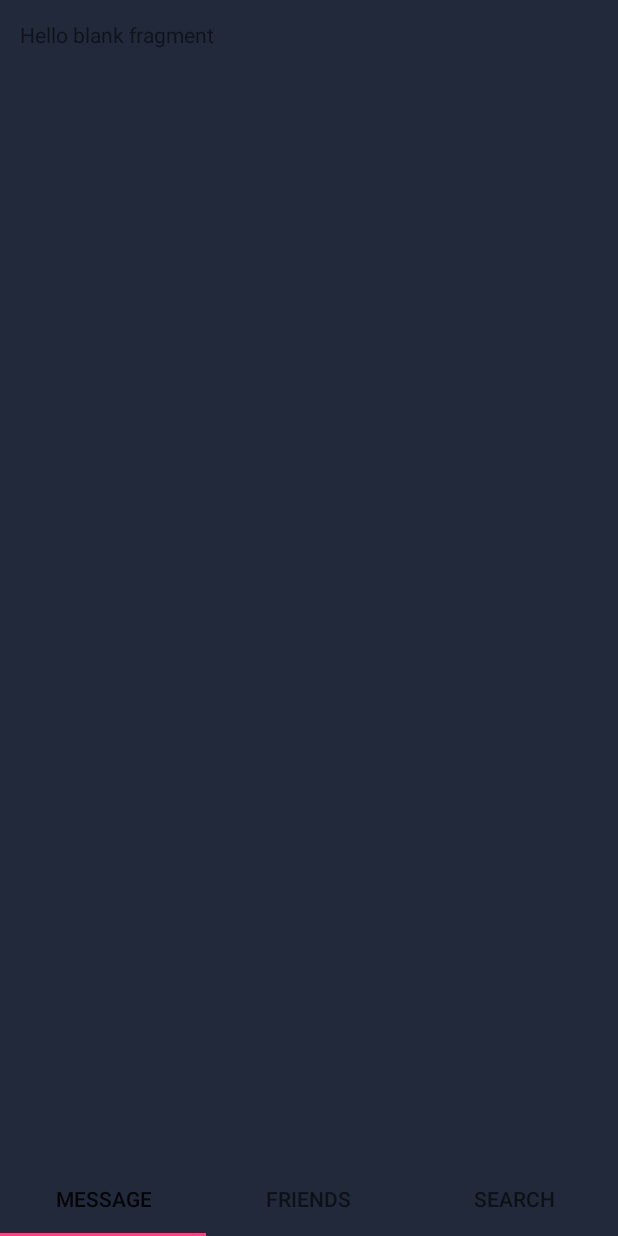
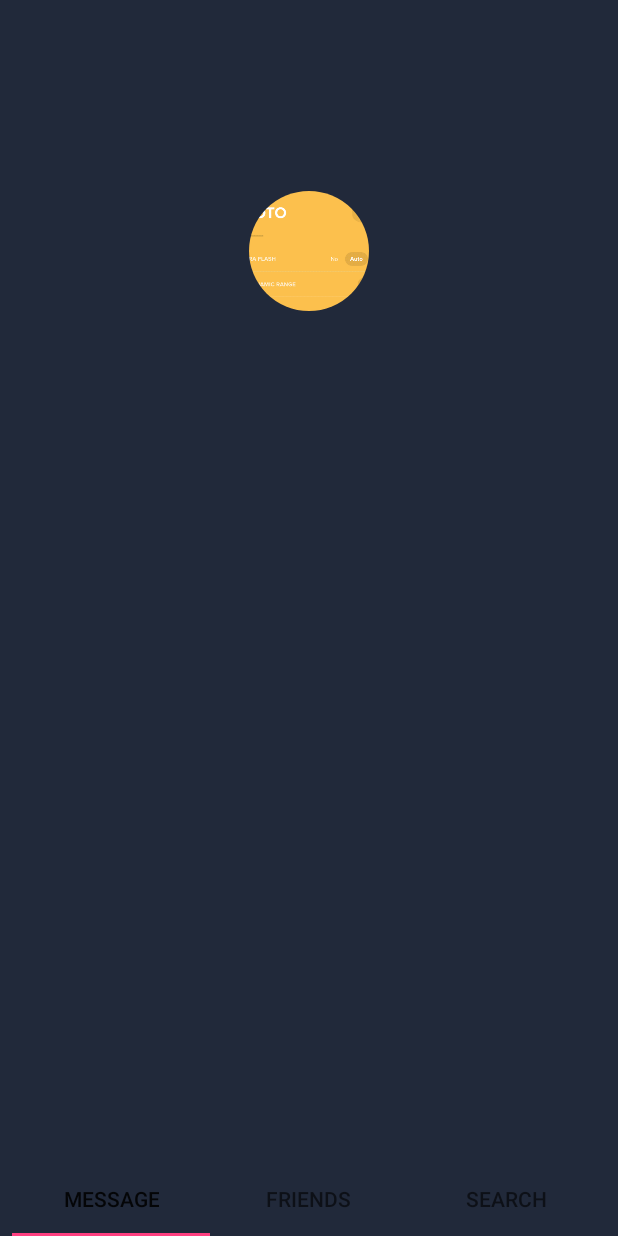
Before and after one commit to LightingContour/OnlyVoice, an Android app: the screen it shows after launch (GuideActivity), on a phone screen of 412 x 824 dp. Run offline under Robolectric (Android 15) with nearby library versions, the phone set to English and light mode, and no system bars; our stand-ins replace CircleImageView; pictures from the network do not load.

Commit message:
OnlyVoice v0.45 增加了CircleImageView 检查了状态栏高度，Fragment中的View不会再重叠在状态了 弃用了GuideFragment，未删除

```diff
--- /dev/null
+++ b/app/src/main/java/com/lightingcontour/onlyvoice/CircleImageView.java
@@ -0,0 +1,439 @@
+package com.lightingcontour.onlyvoice;
+
+/*
+ * Copyright 2014 - 2017 Henning Dodenhof
+ *
+ * Licensed under the Apache License, Version 2.0 (the "License");
+ * you may not use this file except in compliance with the License.
+ * You may obtain a copy of the License at
+ *
+ *     http://www.apache.org/licenses/LICENSE-2.0
+ *
+ * Unless required by applicable law or agreed to in writing, software
+ * distributed under the License is distributed on an "AS IS" BASIS,
+ * WITHOUT WARRANTIES OR CONDITIONS OF ANY KIND, either express or implied.
+ * See the License for the specific language governing permissions and
+ * limitations under the License.
+ */
+
+import android.content.Context;
+import android.content.res.TypedArray;
+import android.graphics.Bitmap;
+import android.graphics.BitmapShader;
+import android.graphics.Canvas;
+import android.graphics.Color;
+import android.graphics.ColorFilter;
+import android.graphics.Matrix;
+import android.graphics.Paint;
+import android.graphics.RectF;
+import android.graphics.Shader;
+import android.graphics.drawable.BitmapDrawable;
+import android.graphics.drawable.ColorDrawable;
+import android.graphics.drawable.Drawable;
+import android.net.Uri;
+import android.support.annotation.ColorInt;
+import android.support.annotation.ColorRes;
+import android.support.annotation.DrawableRes;
+import android.util.AttributeSet;
+import android.widget.ImageView;
+
+public class CircleImageView extends ImageView {
+
+    private static final ScaleType SCALE_TYPE = ScaleType.CENTER_CROP;
+
+    private static final Bitmap.Config BITMAP_CONFIG = Bitmap.Config.ARGB_8888;
+    private static final int COLORDRAWABLE_DIMENSION = 2;
+
+    private static final int DEFAULT_BORDER_WIDTH = 0;
+    private static final int DEFAULT_BORDER_COLOR = Color.BLACK;
+    private static final int DEFAULT_FILL_COLOR = Color.TRANSPARENT;
+    private static final boolean DEFAULT_BORDER_OVERLAY = false;
+
+    private final RectF mDrawableRect = new RectF();
+    private final RectF mBorderRect = new RectF();
+
+    private final Matrix mShaderMatrix = new Matrix();
+    private final Paint mBitmapPaint = new Paint();
+    private final Paint mBorderPaint = new Paint();
+    private final Paint mFillPaint = new Paint();
+
+    private int mBorderColor = DEFAULT_BORDER_COLOR;
+    private int mBorderWidth = DEFAULT_BORDER_WIDTH;
+    private int mFillColor = DEFAULT_FILL_COLOR;
+
+    private Bitmap mBitmap;
+    private BitmapShader mBitmapShader;
+    private int mBitmapWidth;
+    private int mBitmapHeight;
+
+    private float mDrawableRadius;
+    private float mBorderRadius;
+
+    private ColorFilter mColorFilter;
+
+    private boolean mReady;
+    private boolean mSetupPending;
+    private boolean mBorderOverlay;
+    private boolean mDisableCircularTransformation;
+
+    public CircleImageView(Context context) {
+        super(context);
+
+        init();
+    }
+
+    public CircleImageView(Context context, AttributeSet attrs) {
+        this(context, attrs, 0);
+    }
+
+    public CircleImageView(Context context, AttributeSet attrs, int defStyle) {
+        super(context, attrs, defStyle);
+
+        TypedArray a = context.obtainStyledAttributes(attrs, R.styleable.CircleImageView, defStyle, 0);
+
+        mBorderWidth = a.getDimensionPixelSize(R.styleable.CircleImageView_civ_border_width, DEFAULT_BORDER_WIDTH);
+        mBorderColor = a.getColor(R.styleable.CircleImageView_civ_border_color, DEFAULT_BORDER_COLOR);
+        mBorderOverlay = a.getBoolean(R.styleable.CircleImageView_civ_border_overlay, DEFAULT_BORDER_OVERLAY);
+        mFillColor = a.getColor(R.styleable.CircleImageView_civ_fill_color, DEFAULT_FILL_COLOR);
+
+        a.recycle();
+
+        init();
+    }
+
+    private void init() {
+        super.setScaleType(SCALE_TYPE);
+        mReady = true;
+
+        if (mSetupPending) {
+            setup();
+            mSetupPending = false;
+        }
+    }
+
+    @Override
+    public ScaleType getScaleType() {
+        return SCALE_TYPE;
+    }
+
+    @Override
+    public void setScaleType(ScaleType scaleType) {
+        if (scaleType != SCALE_TYPE) {
+            throw new IllegalArgumentException(String.format("ScaleType %s not supported.", scaleType));
+        }
+    }
+
+    @Override
+    public void setAdjustViewBounds(boolean adjustViewBounds) {
+        if (adjustViewBounds) {
+            throw new IllegalArgumentException("adjustViewBounds not supported.");
+        }
+    }
+
+    @Override
+    protected void onDraw(Canvas canvas) {
+        if (mDisableCircularTransformation) {
+            super.onDraw(canvas);
+            return;
+        }
+
+        if (mBitmap == null) {
+            return;
+        }
+
+        if (mFillColor != Color.TRANSPARENT) {
+            canvas.drawCircle(mDrawableRect.centerX(), mDrawableRect.centerY(), mDrawableRadius, mFillPaint);
+        }
+        canvas.drawCircle(mDrawableRect.centerX(), mDrawableRect.centerY(), mDrawableRadius, mBitmapPaint);
+        if (mBorderWidth > 0) {
+            canvas.drawCircle(mBorderRect.centerX(), mBorderRect.centerY(), mBorderRadius, mBorderPaint);
+        }
+    }
+
+    @Override
+    protected void onSizeChanged(int w, int h, int oldw, int oldh) {
+        super.onSizeChanged(w, h, oldw, oldh);
+        setup();
+    }
+
+    @Override
+    public void setPadding(int left, int top, int right, int bottom) {
+        super.setPadding(left, top, right, bottom);
+        setup();
+    }
+
+    @Override
+    public void setPaddingRelative(int start, int top, int end, int bottom) {
+        super.setPaddingRelative(start, top, end, bottom);
+        setup();
+    }
+
+    public int getBorderColor() {
+        return mBorderColor;
+    }
+
+    public void setBorderColor(@ColorInt int borderColor) {
+        if (borderColor == mBorderColor) {
+            return;
+        }
+
+        mBorderColor = borderColor;
+        mBorderPaint.setColor(mBorderColor);
+        invalidate();
+    }
+
+    /**
+     * @deprecated Use {@link #setBorderColor(int)} instead
+     */
+    @Deprecated
+    public void setBorderColorResource(@ColorRes int borderColorRes) {
+        setBorderColor(getContext().getResources().getColor(borderColorRes));
+    }
+
+    /**
+     * Return the color drawn behind the circle-shaped drawable.
+     *
+     * @return The color drawn behind the drawable
+     *
+     * @deprecated Fill color support is going to be removed in the future
+     */
+    @Deprecated
+    public int getFillColor() {
+        return mFillColor;
+    }
+
+    /**
+     * Set a color to be drawn behind the circle-shaped drawable. Note that
+     * this has no effect if the drawable is opaque or no drawable is set.
+     *
+     * @param fillColor The color to be drawn behind the drawable
+     *
+     * @deprecated Fill color support is going to be removed in the future
+     */
+    @Deprecated
+    public void setFillColor(@ColorInt int fillColor) {
+        if (fillColor == mFillColor) {
+            return;
+        }
+
+        mFillColor = fillColor;
+        mFillPaint.setColor(fillColor);
+        invalidate();
+    }
+
+    /**
+     * Set a color to be drawn behind the circle-shaped drawable. Note that
+     * this has no effect if the drawable is opaque or no drawable is set.
+     *
+     * @param fillColorRes The color resource to be resolved to a color and
+     *                     drawn behind the drawable
+     *
+     * @deprecated Fill color support is going to be removed in the future
+     */
+    @Deprecated
+    public void setFillColorResource(@ColorRes int fillColorRes) {
+        setFillColor(getContext().getResources().getColor(fillColorRes));
+    }
+
+    public int getBorderWidth() {
+        return mBorderWidth;
+    }
+
+    public void setBorderWidth(int borderWidth) {
+        if (borderWidth == mBorderWidth) {
+            return;
+        }
+
+        mBorderWidth = borderWidth;
+        setup();
+    }
+
+    public boolean isBorderOverlay() {
+        return mBorderOverlay;
+    }
+
+    public void setBorderOverlay(boolean borderOverlay) {
+        if (borderOverlay == mBorderOverlay) {
+            return;
+        }
+
+        mBorderOverlay = borderOverlay;
+        setup();
+    }
+
+    public boolean isDisableCircularTransformation() {
+        return mDisableCircularTransformation;
+    }
+
+    public void setDisableCircularTransformation(boolean disableCircularTransformation) {
+        if (mDisableCircularTransformation == disableCircularTransformation) {
+            return;
+        }
+
+        mDisableCircularTransformation = disableCircularTransformation;
+        initializeBitmap();
+    }
+
+    @Override
+    public void setImageBitmap(Bitmap bm) {
+        super.setImageBitmap(bm);
+        initializeBitmap();
+    }
+
+    @Override
+    public void setImageDrawable(Drawable drawable) {
+        super.setImageDrawable(drawable);
+        initializeBitmap();
+    }
+
+    @Override
+    public void setImageResource(@DrawableRes int resId) {
+        super.setImageResource(resId);
+        initializeBitmap();
+    }
+
+    @Override
+    public void setImageURI(Uri uri) {
+        super.setImageURI(uri);
+        initializeBitmap();
+    }
+
+    @Override
+    public void setColorFilter(ColorFilter cf) {
+        if (cf == mColorFilter) {
+            return;
+        }
+
+        mColorFilter = cf;
+        applyColorFilter();
+        invalidate();
+    }
+
+    @Override
+    public ColorFilter getColorFilter() {
+        return mColorFilter;
+    }
+
+    private void applyColorFilter() {
+        if (mBitmapPaint != null) {
+            mBitmapPaint.setColorFilter(mColorFilter);
+        }
+    }
+
+    private Bitmap getBitmapFromDrawable(Drawable drawable) {
+        if (drawable == null) {
+            return null;
+        }
+
+        if (drawable instanceof BitmapDrawable) {
+            return ((BitmapDrawable) drawable).getBitmap();
+        }
+
+        try {
+            Bitmap bitmap;
+
+            if (drawable instanceof ColorDrawable) {
+                bitmap = Bitmap.createBitmap(COLORDRAWABLE_DIMENSION, COLORDRAWABLE_DIMENSION, BITMAP_CONFIG);
+            } else {
+                bitmap = Bitmap.createBitmap(drawable.getIntrinsicWidth(), drawable.getIntrinsicHeight(), BITMAP_CONFIG);
+            }
+
+            Canvas canvas = new Canvas(bitmap);
+            drawable.setBounds(0, 0, canvas.getWidth(), canvas.getHeight());
+            drawable.draw(canvas);
+            return bitmap;
+        } catch (Exception e) {
+            e.printStackTrace();
+            return null;
+        }
+    }
+
+    private void initializeBitmap() {
+        if (mDisableCircularTransformation) {
+            mBitmap = null;
+        } else {
+            mBitmap = getBitmapFromDrawable(getDrawable());
+        }
+        setup();
+    }
+
+    private void setup() {
+        if (!mReady) {
+            mSetupPending = true;
+            return;
+        }
+
+        if (getWidth() == 0 && getHeight() == 0) {
+            return;
+        }
+
+        if (mBitmap == null) {
+            invalidate();
+            return;
+        }
+
+        mBitmapShader = new BitmapShader(mBitmap, Shader.TileMode.CLAMP, Shader.TileMode.CLAMP);
+
+        mBitmapPaint.setAntiAlias(true);
+        mBitmapPaint.setShader(mBitmapShader);
+
+        mBorderPaint.setStyle(Paint.Style.STROKE);
+        mBorderPaint.setAntiAlias(true);
+        mBorderPaint.setColor(mBorderColor);
+        mBorderPaint.setStrokeWidth(mBorderWidth);
+
+        mFillPaint.setStyle(Paint.Style.FILL);
+        mFillPaint.setAntiAlias(true);
+        mFillPaint.setColor(mFillColor);
+
+        mBitmapHeight = mBitmap.getHeight();
+        mBitmapWidth = mBitmap.getWidth();
+
+        mBorderRect.set(calculateBounds());
+        mBorderRadius = Math.min((mBorderRect.height() - mBorderWidth) / 2.0f, (mBorderRect.width() - mBorderWidth) / 2.0f);
+
+        mDrawableRect.set(mBorderRect);
+        if (!mBorderOverlay && mBorderWidth > 0) {
+            mDrawableRect.inset(mBorderWidth - 1.0f, mBorderWidth - 1.0f);
+        }
+        mDrawableRadius = Math.min(mDrawableRect.height() / 2.0f, mDrawableRect.width() / 2.0f);
+
+        applyColorFilter();
+        updateShaderMatrix();
+        invalidate();
+    }
+
+    private RectF calculateBounds() {
+        int availableWidth  = getWidth() - getPaddingLeft() - getPaddingRight();
+        int availableHeight = getHeight() - getPaddingTop() - getPaddingBottom();
+
+        int sideLength = Math.min(availableWidth, availableHeight);
+
+        float left = getPaddingLeft() + (availableWidth - sideLength) / 2f;
+        float top = getPaddingTop() + (availableHeight - sideLength) / 2f;
+
+        return new RectF(left, top, left + sideLength, top + sideLength);
+    }
+
+    private void updateShaderMatrix() {
+        float scale;
+        float dx = 0;
+        float dy = 0;
+
+        mShaderMatrix.set(null);
+
+        if (mBitmapWidth * mDrawableRect.height() > mDrawableRect.width() * mBitmapHeight) {
+            scale = mDrawableRect.height() / (float) mBitmapHeight;
+            dx = (mDrawableRect.width() - mBitmapWidth * scale) * 0.5f;
+        } else {
+            scale = mDrawableRect.width() / (float) mBitmapWidth;
+            dy = (mDrawableRect.height() - mBitmapHeight * scale) * 0.5f;
+        }
+
+        mShaderMatrix.setScale(scale, scale);
+        mShaderMatrix.postTranslate((int) (dx + 0.5f) + mDrawableRect.left, (int) (dy + 0.5f) + mDrawableRect.top);
+
+        mBitmapShader.setLocalMatrix(mShaderMatrix);
+    }
+
+}
--- a/app/src/main/java/com/lightingcontour/onlyvoice/GuideActivity.java
+++ b/app/src/main/java/com/lightingcontour/onlyvoice/GuideActivity.java
@@ -11,18 +11,26 @@ import android.support.v4.app.FragmentPagerAdapter;
 import android.support.v4.view.ViewPager;
 import android.support.v7.app.AppCompatActivity;
 import android.os.Bundle;
+import android.util.Log;
 import android.view.MenuItem;
 import android.view.View;
+import android.view.ViewGroup;
 import android.view.Window;
 import android.view.WindowManager;
 import android.widget.Toast;
 
 public class GuideActivity extends AppCompatActivity {
 
+    private static final String TAG = "GuideActivity";
+
     private ViewPager viewPager;
     private TabLayout tabLayout;
     private NavigationView navigationView;
     private View navigationHeadView;
+    private View positionView;
+    private ViewGroup.LayoutParams positionParams;
+    //状态栏高度.
+    int statusBarHeight = -1;
 
     @Override
     protected void onCreate(Bundle savedInstanceState) {
@@ -79,6 +87,18 @@ public class GuideActivity extends AppCompatActivity {
                 Toast.makeText(GuideActivity.this, "点击了navigationHeadView", Toast.LENGTH_SHORT).show();
             }
         });
+
+        //获取状态栏高度，调整View高度.
+        int resourceId = getResources().getIdentifier("status_bar_height","dimen","android");
+        if (resourceId > 0)
+        {
+            statusBarHeight = getResources().getDimensionPixelSize(resourceId);
+        }
+        Log.i(TAG,"状态栏高度为:" + statusBarHeight);
+        positionView = findViewById(R.id.position_view);
+        positionParams = positionView.getLayoutParams();
+        positionParams.height = statusBarHeight;
+        positionView.setLayoutParams(positionParams);
 
         //设置Item的点击监听.
         navigationView.setNavigationItemSelectedListener(new NavigationView.OnNavigationItemSelectedListener() {
--- a/app/src/main/java/com/lightingcontour/onlyvoice/GuideFragment.java
+++ b/app/src/main/java/com/lightingcontour/onlyvoice/GuideFragment.java
@@ -10,7 +10,7 @@ import android.widget.ImageView;
 
 
 /**
- * A simple {@link Fragment} subclass.
+ * 已弃用Fragment
  */
 public class GuideFragment extends Fragment {
 
--- a/app/src/main/res/layout/fragment_message.xml
+++ b/app/src/main/res/layout/fragment_message.xml
@@ -1,13 +1,19 @@
-<FrameLayout xmlns:android="http://schemas.android.com/apk/res/android"
+<android.support.constraint.ConstraintLayout xmlns:android="http://schemas.android.com/apk/res/android"
+    xmlns:app="http://schemas.android.com/apk/res-auto"
     xmlns:tools="http://schemas.android.com/tools"
     android:layout_width="match_parent"
     android:layout_height="match_parent"
     tools:context="com.lightingcontour.onlyvoice.MessageFragment">
 
-    <!-- TODO: Update blank fragment layout -->
-    <TextView
-        android:layout_width="match_parent"
-        android:layout_height="match_parent"
-        android:text="@string/hello_blank_fragment" />
+    <com.lightingcontour.onlyvoice.CircleImageView
+        android:layout_width="80dp"
+        android:layout_height="80dp"
+        android:src="@drawable/pos0"
+        app:layout_constraintTop_toTopOf="parent"
+        android:layout_marginTop="90dp"
+        android:layout_marginLeft="8dp"
+        app:layout_constraintLeft_toLeftOf="parent"
+        android:layout_marginRight="8dp"
+        app:layout_constraintRight_toRightOf="parent" />
 
-</FrameLayout>
+</android.support.constraint.ConstraintLayout>
--- a/app/src/main/res/layout/layout_guide.xml
+++ b/app/src/main/res/layout/layout_guide.xml
@@ -1,17 +1,39 @@
 <?xml version="1.0" encoding="utf-8"?>
 <android.support.v4.widget.DrawerLayout xmlns:android="http://schemas.android.com/apk/res/android"
     xmlns:app="http://schemas.android.com/apk/res-auto"
+    xmlns:tools="http://schemas.android.com/tools"
     android:id="@+id/drawer_layout"
     android:layout_width="match_parent"
     android:layout_height="match_parent">
 
-    <FrameLayout
-        xmlns:app="http://schemas.android.com/apk/res-auto"
-        xmlns:tools="http://schemas.android.com/tools"
+    <android.support.constraint.ConstraintLayout
         android:layout_width="match_parent"
         android:layout_height="match_parent"
-        android:background="@color/gray"
-        tools:context="com.lightingcontour.onlyvoice.GuideActivity">
+        android:background="@color/gray">
+
+        <!--沉浸式activity，这个view是用来占位的-->
+
+        <View
+            android:id="@+id/position_view"
+            android:layout_width="368dp"
+            android:layout_height="1dp"
+            tools:layout_editor_absoluteX="8dp"
+            app:layout_constraintTop_toTopOf="parent"
+            android:layout_marginTop="0dp" />
+
+        <FrameLayout
+            android:layout_width="0dp"
+            android:layout_height="0dp"
+            tools:context="com.lightingcontour.onlyvoice.GuideActivity"
+            android:layout_marginTop="0dp"
+            app:layout_constraintTop_toBottomOf="@+id/position_view"
+            app:layout_constraintBottom_toBottomOf="parent"
+            android:layout_marginBottom="0dp"
+            android:layout_marginRight="8dp"
+            app:layout_constraintVertical_bias="0.0"
+            app:layout_constraintRight_toRightOf="parent"
+            android:layout_marginLeft="8dp"
+            app:layout_constraintLeft_toLeftOf="parent">
 
             <android.support.v4.view.ViewPager
                 android:id="@+id/guidePager"
@@ -46,10 +68,11 @@
             </android.support.design.widget.TabLayout>
 
         </FrameLayout>
+    </android.support.constraint.ConstraintLayout>
 
     <android.support.design.widget.NavigationView
         android:id="@+id/navigation"
-        android:layout_width="wrap_content"
+        android:layout_width="220dp"
         android:layout_height="match_parent"
         android:layout_gravity="start"
         app:headerLayout="@layout/guide_header"
```
Also changed, not shown: app/src/main/res/drawable/side_nav_bar.xml (deleted, +0 -9 lines), app/src/main/res/layout/fragment_guide.xml (+3 -9 lines), app/src/main/res/values/attrs.xml (added, +9 -0 lines). Lines whose indentation alone changed are shown as unchanged.
